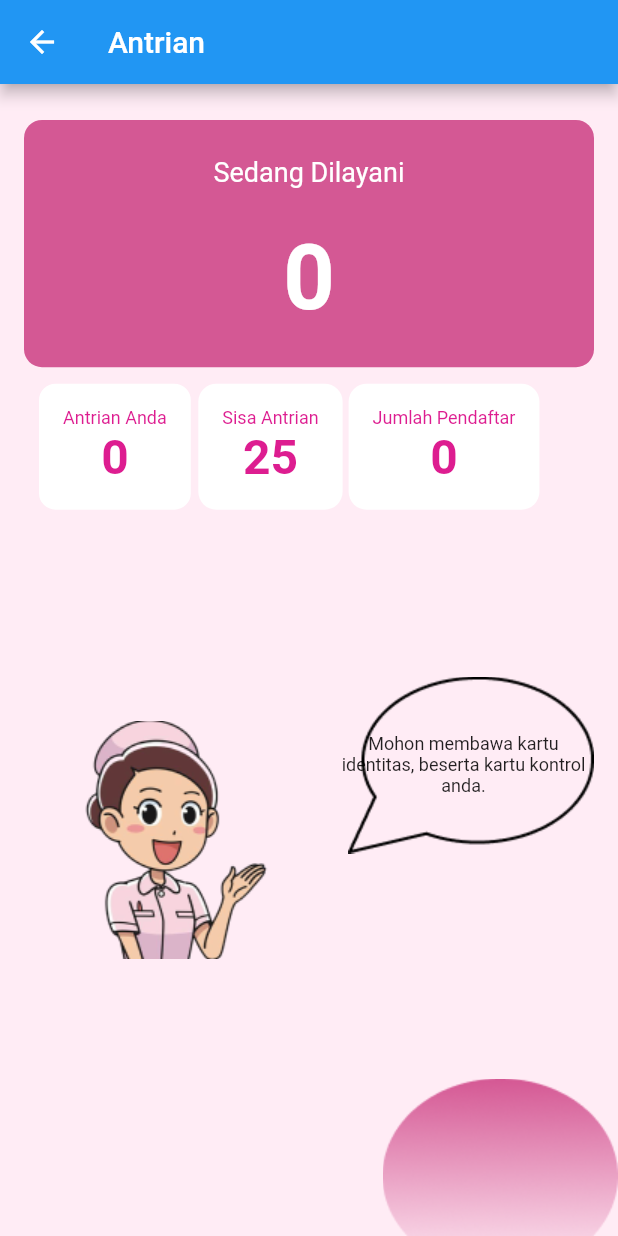
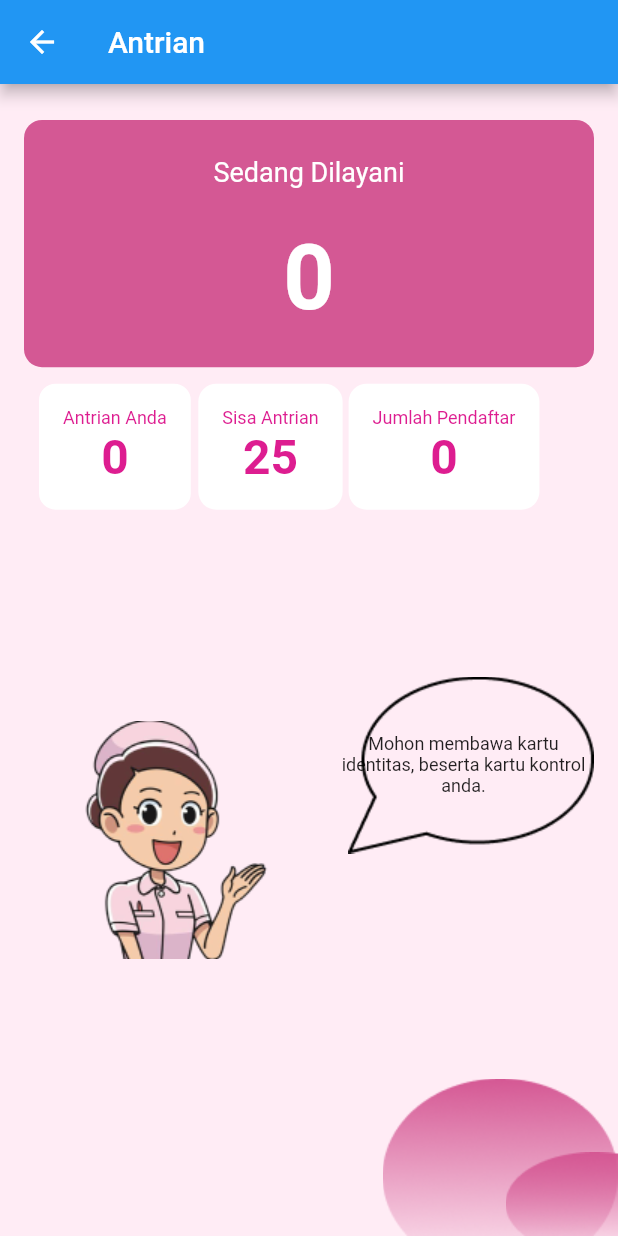
Before and after one commit to ddddddwwwwiiiaap/055_AplikasiPendaftaranKlinik, a Flutter app: the AntrianPages screen opened directly with empty values, on a phone screen of 412 x 824 dp. Run offline on Flutter 3.47's test engine with Material 2 defaults, Android fonts, the phone set to English and light mode, and no system bars; our stand-ins replace cloud_firestore, date_format, firebase_auth, firebase_core; accounts and stored records are empty.

Commit message:
add buildEllipseBottom2 to antrian view

```diff
--- a/lib/view/pasien/antrian.dart
+++ b/lib/view/pasien/antrian.dart
@@ -50,6 +50,7 @@ class _AntrianPagesState extends State<AntrianPages> {
             buildTextInformasi(size),
             buildImage(),
             buildEllipseBottom1(),
+            buildEllipseBottom2()
           ],
         ),
       ),
@@ -270,4 +271,19 @@ class _AntrianPagesState extends State<AntrianPages> {
       ),
     );
   }
+
+  Widget buildEllipseBottom2() {
+    return Positioned(
+      child: Align(
+        alignment: Alignment.bottomRight,
+        child: Container(
+          child: Stack(
+            children: [
+              Image.asset("assets/ellipse/ellipse7.png"),
+            ],
+          ),
+        ),
+      ),
+    );
+  }
 }
```
